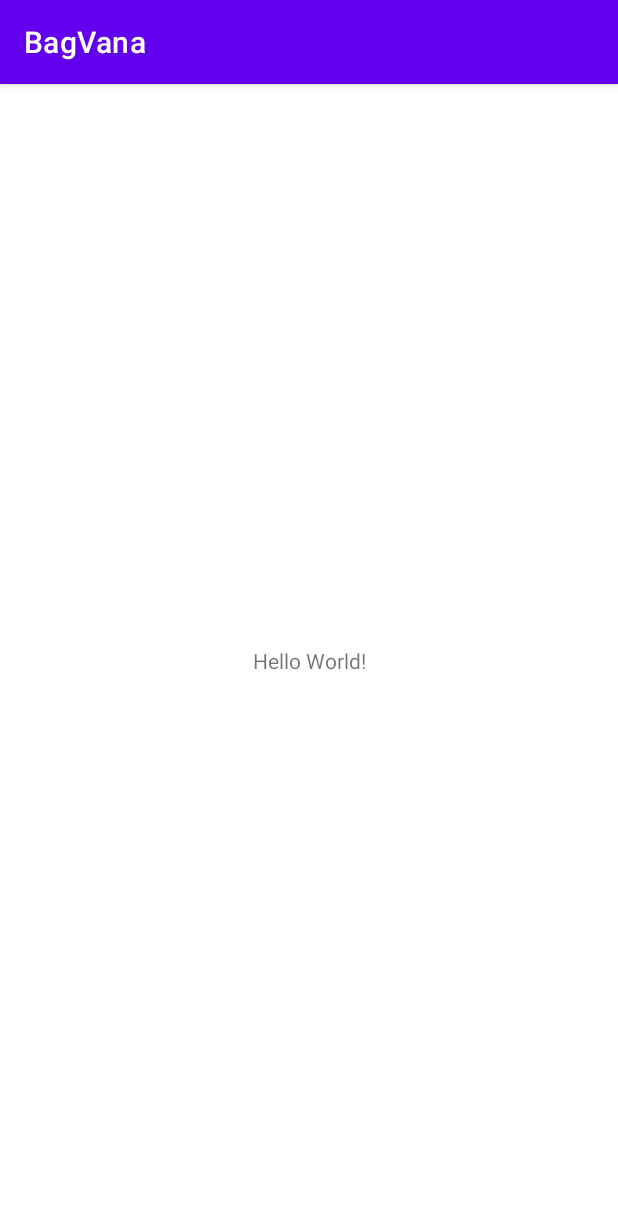
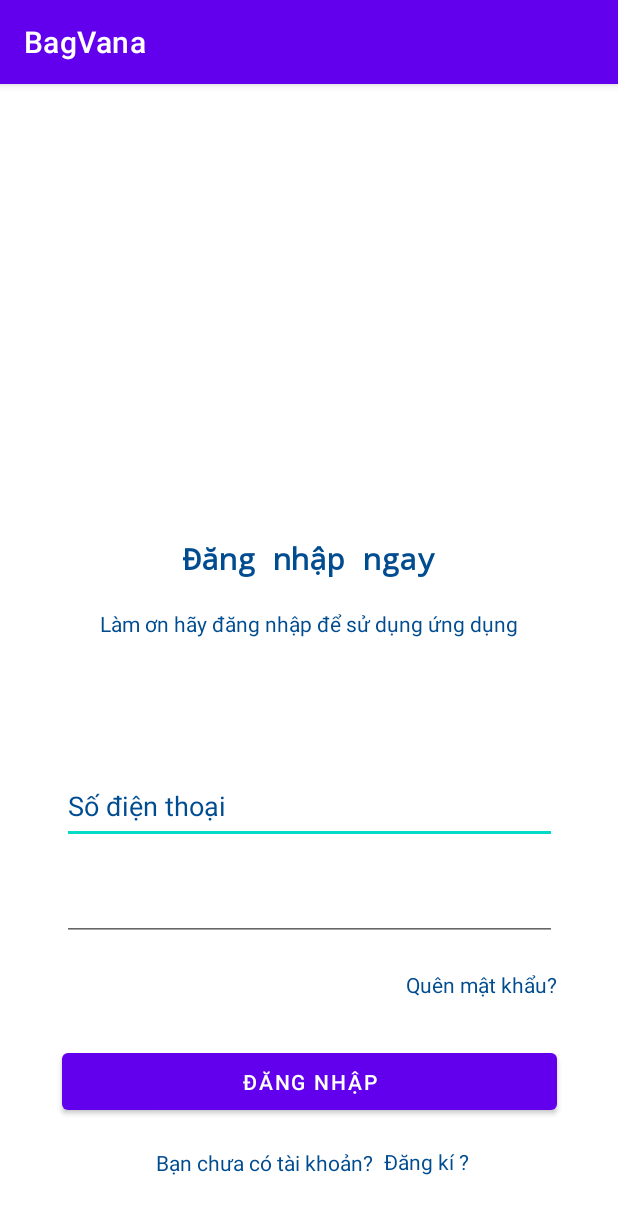
Before and after one commit to maihoang2152002/BagVana, an Android app: the screen it shows after launch (MainActivity), on a phone screen of 412 x 824 dp. Shown: the top 1214 px of the screen. Run offline under Robolectric (Android 15) with nearby library versions, the phone set to English and light mode, and no system bars.

Commit message:
vwsign_in vwsign_up vwOTP vwfogot_pass_work

```diff
--- a/app/src/main/java/com/example/bagvana/MainActivity.java
+++ b/app/src/main/java/com/example/bagvana/MainActivity.java
@@ -9,6 +9,6 @@ public class MainActivity extends AppCompatActivity {
     @Override
     protected void onCreate(Bundle savedInstanceState) {
         super.onCreate(savedInstanceState);
-        setContentView(R.layout.activity_main);
+        setContentView(R.layout.sign_in);
     }
 }
--- /dev/null
+++ b/app/src/main/res/layout/sign_in.xml
@@ -0,0 +1,126 @@
+<?xml version="1.0" encoding="utf-8"?>
+<androidx.constraintlayout.widget.ConstraintLayout xmlns:android="http://schemas.android.com/apk/res/android"
+    xmlns:app="http://schemas.android.com/apk/res-auto"
+    xmlns:tools="http://schemas.android.com/tools"
+    android:layout_width="match_parent"
+    android:layout_height="match_parent">
+
+    <ImageView
+        android:id="@+id/imageView"
+        android:layout_width="132dp"
+        android:layout_height="133dp"
+        app:layout_constraintBottom_toBottomOf="parent"
+        app:layout_constraintEnd_toEndOf="parent"
+        app:layout_constraintStart_toStartOf="parent"
+        app:layout_constraintTop_toTopOf="parent"
+        app:layout_constraintVertical_bias="0.19"
+        tools:srcCompat="@tools:sample/backgrounds/scenic" />
+
+    <TextView
+        android:id="@+id/vwSignIn"
+        android:layout_width="wrap_content"
+        android:layout_height="wrap_content"
+        android:fontFamily="monospace"
+        android:text="Đăng nhập ngay"
+        android:textColor="#004C90"
+        android:textSize="20sp"
+        android:textStyle="bold"
+        app:layout_constraintBottom_toBottomOf="parent"
+        app:layout_constraintEnd_toEndOf="parent"
+        app:layout_constraintStart_toStartOf="parent"
+        app:layout_constraintTop_toBottomOf="@+id/imageView"
+        app:layout_constraintVertical_bias="0.100000024" />
+
+    <TextView
+        android:id="@+id/vwdist"
+        android:layout_width="wrap_content"
+        android:layout_height="wrap_content"
+        android:layout_marginTop="14dp"
+        android:text="Làm ơn hãy đăng nhập để sử dụng ứng dụng"
+        android:textColor="#004C90"
+        app:layout_constraintBottom_toBottomOf="parent"
+        app:layout_constraintEnd_toEndOf="parent"
+        app:layout_constraintStart_toStartOf="parent"
+        app:layout_constraintTop_toBottomOf="@+id/vwSignIn"
+        app:layout_constraintVertical_bias="0.015" />
+
+    <EditText
+        android:id="@+id/inputNumberPhone"
+        android:layout_width="330dp"
+        android:layout_height="50dp"
+        android:ems="10"
+        android:inputType="textPersonName"
+        android:text="Số điện thoại"
+        android:textAlignment="viewStart"
+        android:textColor="#004C90"
+        android:textColorLink="#1E88E5"
+        android:textDirection="firstStrongRtl"
+        app:layout_constraintBottom_toBottomOf="parent"
+        app:layout_constraintEnd_toEndOf="parent"
+        app:layout_constraintStart_toStartOf="parent"
+        app:layout_constraintTop_toBottomOf="@+id/vwdist"
+        app:layout_constraintVertical_bias="0.25" />
+
+    <EditText
+        android:id="@+id/editTextTextPassword2"
+        android:layout_width="330dp"
+        android:layout_height="50dp"
+        android:ems="10"
+        android:inputType="textPassword"
+        app:layout_constraintBottom_toBottomOf="parent"
+        app:layout_constraintEnd_toEndOf="parent"
+        app:layout_constraintStart_toStartOf="parent"
+        app:layout_constraintTop_toBottomOf="@+id/inputNumberPhone"
+        app:layout_constraintVertical_bias="0.06999999" />
+
+    <TextView
+        android:id="@+id/forgotPass"
+        android:layout_width="wrap_content"
+        android:layout_height="wrap_content"
+        android:text="Quên mật khẩu?"
+        android:textColor="#004C90"
+        app:layout_constraintBottom_toBottomOf="parent"
+        app:layout_constraintEnd_toEndOf="parent"
+        app:layout_constraintHorizontal_bias="0.87"
+        app:layout_constraintStart_toStartOf="parent"
+        app:layout_constraintTop_toBottomOf="@+id/editTextTextPassword2"
+        app:layout_constraintVertical_bias="0.110000014" />
+
+    <Button
+        android:id="@+id/Login"
+        android:layout_width="330dp"
+        android:layout_height="50dp"
+        android:text="Đăng Nhập"
+        app:layout_constraintBottom_toBottomOf="parent"
+        app:layout_constraintEnd_toEndOf="parent"
+        app:layout_constraintStart_toStartOf="parent"
+        app:layout_constraintTop_toBottomOf="@+id/editTextTextPassword2"
+        app:layout_constraintVertical_bias="0.47000003" />
+
+    <TextView
+        android:id="@+id/textView4"
+        android:layout_width="wrap_content"
+        android:layout_height="wrap_content"
+        android:text="Bạn chưa có tài khoản?"
+        android:textColor="#004C90"
+        app:layout_constraintBottom_toBottomOf="parent"
+        app:layout_constraintEnd_toEndOf="parent"
+        app:layout_constraintHorizontal_bias="0.39"
+        app:layout_constraintStart_toStartOf="parent"
+        app:layout_constraintTop_toBottomOf="@+id/Login"
+        app:layout_constraintVertical_bias="0.32999998" />
+
+    <TextView
+        android:id="@+id/textView5"
+        android:layout_width="wrap_content"
+        android:layout_height="wrap_content"
+        android:text="Đăng kí ?"
+        android:textColor="#004C90"
+        app:layout_constraintBottom_toBottomOf="parent"
+        app:layout_constraintEnd_toEndOf="parent"
+        app:layout_constraintHorizontal_bias="0.07"
+        app:layout_constraintStart_toEndOf="@+id/textView4"
+        app:layout_constraintTop_toBottomOf="@+id/Login"
+        app:layout_constraintVertical_bias="0.32" />
+
+</androidx.constraintlayout.widget.ConstraintLayout>
```
Also changed, not shown: app/src/main/res/layout/change_pass.xml (added, +90 -0 lines), app/src/main/res/layout/fogot_pass.xml (added, +78 -0 lines), app/src/main/res/layout/otp.xml (added, +104 -0 lines), app/src/main/res/layout/sign_up.xml (added, +160 -0 lines).
